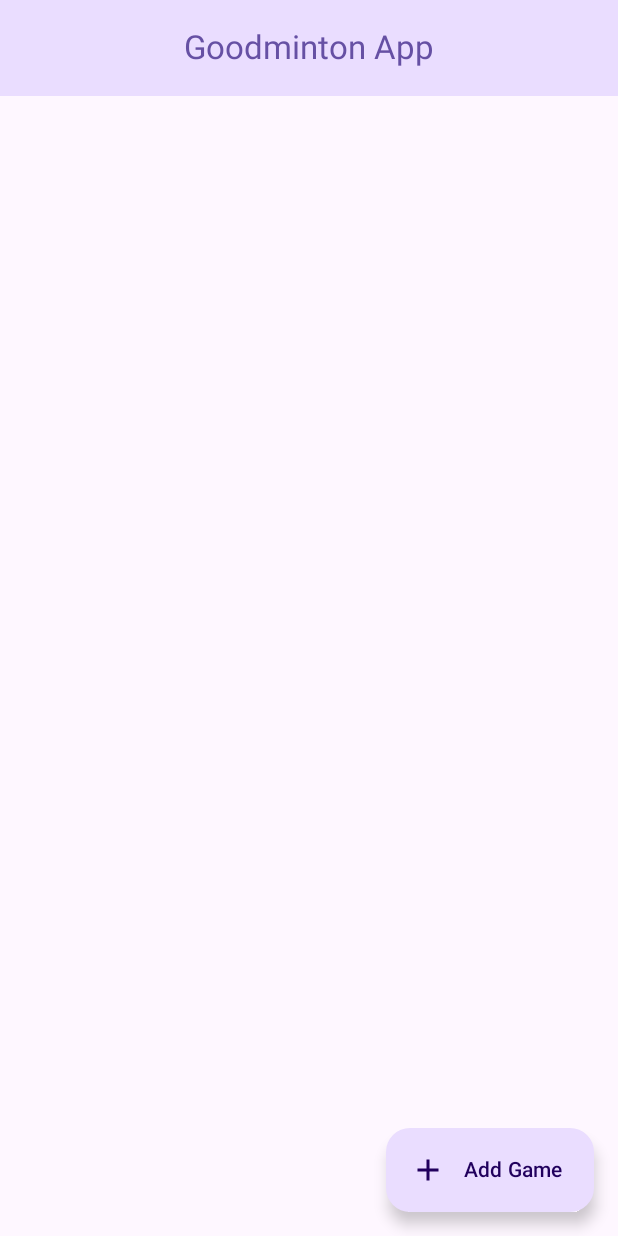
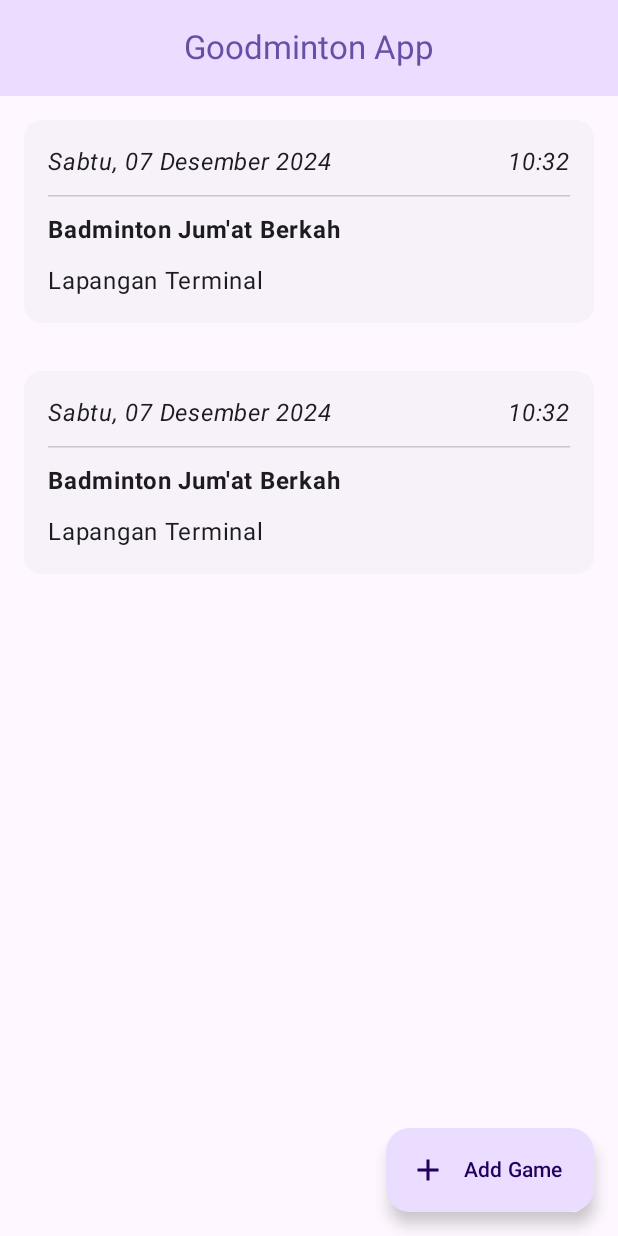
Before and after one commit to delon-nazara/personal-project-goodminton, an Android app built with Jetpack Compose: the screen it shows after launch (MainActivity), on a phone screen of 412 x 824 dp. Run offline under Robolectric (Android 15) with nearby library versions, the phone set to English and light mode, and no system bars.

Commit message:
Add game card in main screen

```diff
--- a/app/src/main/java/com/example/goodminton/MainApp.kt
+++ b/app/src/main/java/com/example/goodminton/MainApp.kt
@@ -1,25 +1,40 @@
 package com.example.goodminton
 
 import androidx.compose.foundation.layout.Box
+import androidx.compose.foundation.layout.fillMaxSize
 import androidx.compose.foundation.layout.padding
+import androidx.compose.foundation.lazy.LazyColumn
+import androidx.compose.foundation.lazy.items
 import androidx.compose.material3.Scaffold
 import androidx.compose.runtime.Composable
 import androidx.compose.ui.Modifier
 import androidx.compose.ui.tooling.preview.Preview
+import com.example.goodminton.data.source.gameCardList
 import com.example.goodminton.ui.component.FloatingActionButton
+import com.example.goodminton.ui.component.GameCard
 import com.example.goodminton.ui.component.TopBar
 
 @Preview
 @Composable
 fun MainApp() {
     Scaffold(
-        topBar = { TopBar() },
-        floatingActionButton = { FloatingActionButton() }
+        topBar = {
+            TopBar()
+        },
+        floatingActionButton = {
+            FloatingActionButton()
+        }
     ) { innerPadding ->
         Box(
-            modifier = Modifier.padding(innerPadding)
+            modifier = Modifier
+                .padding(innerPadding)
+                .fillMaxSize()
         ) {
-
+            LazyColumn {
+                items(gameCardList) { gameCard ->
+                    GameCard(gameCard)
+                }
+            }
         }
     }
 }
--- /dev/null
+++ b/app/src/main/java/com/example/goodminton/data/model/GameCardModel.kt
@@ -0,0 +1,7 @@
+package com.example.goodminton.data.model
+
+data class GameCardModel(
+    val name: String,
+    val timestamp: Long,
+    val location: String
+)
--- /dev/null
+++ b/app/src/main/java/com/example/goodminton/data/source/GameCardData.kt
@@ -0,0 +1,16 @@
+package com.example.goodminton.data.source
+
+import com.example.goodminton.data.model.GameCardModel
+
+val gameCardList = listOf(
+    GameCardModel(
+        name = "Badminton Jum'at Berkah",
+        timestamp = 1733567540000,
+        location = "Lapangan Terminal"
+    ),
+    GameCardModel(
+        name = "Badminton Jum'at Berkah",
+        timestamp = 1733567540000,
+        location = "Lapangan Terminal"
+    )
+)
--- a/app/src/main/java/com/example/goodminton/ui/component/FloatingActionButton.kt
+++ b/app/src/main/java/com/example/goodminton/ui/component/FloatingActionButton.kt
@@ -13,7 +13,16 @@ import com.example.goodminton.R
 fun FloatingActionButton() {
     ExtendedFloatingActionButton(
         onClick = {},
-        icon = { Icon(Icons.Filled.Add, null) },
-        text = { Text(stringResource(R.string.fab_text)) }
+        icon = {
+            Icon(
+                imageVector = Icons.Filled.Add,
+                contentDescription = null
+            )
+        },
+        text = {
+            Text(
+                text = stringResource(R.string.fab_text)
+            )
+        }
     )
 }
--- /dev/null
+++ b/app/src/main/java/com/example/goodminton/ui/component/GameCard.kt
@@ -0,0 +1,63 @@
+package com.example.goodminton.ui.component
+
+import androidx.compose.foundation.layout.Arrangement
+import androidx.compose.foundation.layout.Column
+import androidx.compose.foundation.layout.Row
+import androidx.compose.foundation.layout.fillMaxSize
+import androidx.compose.foundation.layout.fillMaxWidth
+import androidx.compose.foundation.layout.padding
+import androidx.compose.material3.ElevatedCard
+import androidx.compose.material3.HorizontalDivider
+import androidx.compose.material3.Text
+import androidx.compose.runtime.Composable
+import androidx.compose.ui.Modifier
+import androidx.compose.ui.text.font.FontStyle
+import androidx.compose.ui.text.font.FontWeight
+import androidx.compose.ui.unit.dp
+import androidx.compose.ui.unit.sp
+import com.example.goodminton.data.model.GameCardModel
+import com.example.goodminton.util.timestampToDate
+import com.example.goodminton.util.timestampToTime
+
+@Composable
+fun GameCard(gameCard: GameCardModel) {
+    ElevatedCard(
+        onClick = {},
+        modifier = Modifier
+            .fillMaxSize()
+            .padding(16.dp)
+    ) {
+        Column(
+            verticalArrangement = Arrangement.spacedBy(10.dp),
+            modifier = Modifier
+                .fillMaxSize()
+                .padding(16.dp)
+        ) {
+            Row(
+                horizontalArrangement = Arrangement.SpaceBetween,
+                modifier = Modifier.fillMaxWidth(),
+            ) {
+                Text(
+                    text = timestampToDate(gameCard.timestamp),
+                    fontStyle = FontStyle.Italic,
+
+                )
+                Text(
+                    text = timestampToTime(gameCard.timestamp),
+                    fontStyle = FontStyle.Italic,
+
+                )
+            }
+            HorizontalDivider()
+            Text(
+                text = gameCard.name,
+                fontSize = 16.sp,
+                fontWeight = FontWeight.Bold,
+            )
+            Text(
+                text = gameCard.location,
+                modifier = Modifier.padding(0.dp),
+            )
+        }
+    }
+}
--- a/app/src/main/java/com/example/goodminton/ui/component/TopBar.kt
+++ b/app/src/main/java/com/example/goodminton/ui/component/TopBar.kt
@@ -13,7 +13,11 @@ import com.example.goodminton.R
 @Composable
 fun TopBar() {
     CenterAlignedTopAppBar(
-        title = { Text(stringResource(R.string.top_bar_title)) },
+        title = {
+            Text(
+                text = stringResource(R.string.top_bar_title)
+            )
+        },
         colors = TopAppBarDefaults.centerAlignedTopAppBarColors(
             containerColor = MaterialTheme.colorScheme.primaryContainer,
             titleContentColor = MaterialTheme.colorScheme.primary
--- /dev/null
+++ b/app/src/main/java/com/example/goodminton/util/tool.kt
@@ -0,0 +1,14 @@
+package com.example.goodminton.util
+
+import java.text.SimpleDateFormat
+import java.util.Locale
+
+fun timestampToDate(timestamp: Long): String {
+    val formatter = SimpleDateFormat("EEEE, dd MMMM yyyy", Locale("id", "ID"))
+    return formatter.format(timestamp)
+}
+
+fun timestampToTime(timestamp: Long): String {
+    val formatter = SimpleDateFormat("HH:mm", Locale("id", "ID"))
+    return formatter.format(timestamp)
+}
```
